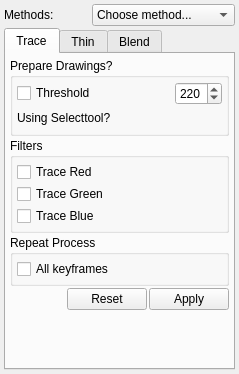
Qt form app/ui/bitmapcoloringwidget.ui (pencil2d/pencil) before a commit.
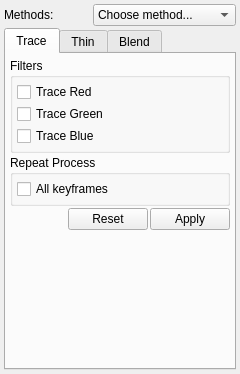
The same form after that commit. The open tabs and pages were chosen to show the change. Icons and pictures are not drawn.

Patch:
```diff
--- a/app/ui/bitmapcoloringwidget.ui
+++ b/app/ui/bitmapcoloringwidget.ui
@@ -6,7 +6,7 @@
    <rect>
     <x>0</x>
     <y>0</y>
-    <width>239</width>
+    <width>240</width>
     <height>374</height>
    </rect>
   </property>
@@ -87,117 +87,6 @@
        <property name="bottomMargin">
         <number>4</number>
        </property>
-       <item>
-        <widget class="QGroupBox" name="gb1Trace">
-         <property name="title">
-          <string>Prepare Drawings?</string>
-         </property>
-         <layout class="QVBoxLayout" name="verticalLayout">
-          <property name="spacing">
-           <number>2</number>
-          </property>
-          <property name="leftMargin">
-           <number>4</number>
-          </property>
-          <property name="topMargin">
-           <number>4</number>
-          </property>
-          <property name="rightMargin">
-           <number>4</number>
-          </property>
-          <property name="bottomMargin">
-           <number>4</number>
-          </property>
-          <item>
-           <layout class="QHBoxLayout" name="horizontalLayout_2">
-            <item>
-             <widget class="QCheckBox" name="cb1Threshold">
-              <property name="text">
-               <string>Threshold</string>
-              </property>
-             </widget>
-            </item>
-            <item>
-             <spacer name="horizontalSpacer_18">
-              <property name="orientation">
-               <enum>Qt::Horizontal</enum>
-              </property>
-              <property name="sizeHint" stdset="0">
-               <size>
-                <width>40</width>
-                <height>20</height>
-               </size>
-              </property>
-             </spacer>
-            </item>
-            <item>
-             <widget class="QSpinBox" name="sb1Threshold">
-              <property name="minimum">
-               <number>160</number>
-              </property>
-              <property name="maximum">
-               <number>245</number>
-              </property>
-              <property name="value">
-               <number>220</number>
-              </property>
-             </widget>
-            </item>
-           </layout>
-          </item>
-          <item>
-           <layout class="QHBoxLayout" name="horizontalLayout">
-            <item>
-             <widget class="QLabel" name="lab1UsingSelectTool">
-              <property name="text">
-               <string>Using Selecttool?</string>
-              </property>
-             </widget>
-            </item>
-            <item>
-             <spacer name="horizontalSpacer">
-              <property name="orientation">
-               <enum>Qt::Horizontal</enum>
-              </property>
-              <property name="sizeHint" stdset="0">
-               <size>
-                <width>40</width>
-                <height>20</height>
-               </size>
-              </property>
-             </spacer>
-            </item>
-            <item>
-             <widget class="QPushButton" name="btnSelectAreas">
-              <property name="enabled">
-               <bool>true</bool>
-              </property>
-              <property name="maximumSize">
-               <size>
-                <width>20</width>
-                <height>16777215</height>
-               </size>
-              </property>
-              <property name="toolTip">
-               <string>Something is selected</string>
-              </property>
-              <property name="text">
-               <string/>
-              </property>
-              <property name="icon">
-               <iconset resource="../data/app.qrc">
-                <normaloff>:/icons/select.png</normaloff>:/icons/select.png</iconset>
-              </property>
-              <property name="flat">
-               <bool>true</bool>
-              </property>
-             </widget>
-            </item>
-           </layout>
-          </item>
-         </layout>
-        </widget>
-       </item>
        <item>
         <widget class="QGroupBox" name="gb2Trace">
          <property name="title">
@@ -426,22 +315,7 @@
          <property name="title">
           <string>Fill spot areas?</string>
          </property>
-         <layout class="QVBoxLayout" name="verticalLayout_9">
-          <property name="spacing">
-           <number>2</number>
-          </property>
-          <property name="leftMargin">
-           <number>4</number>
-          </property>
-          <property name="topMargin">
-           <number>4</number>
-          </property>
-          <property name="rightMargin">
-           <number>4</number>
-          </property>
-          <property name="bottomMargin">
-           <number>4</number>
-          </property>
+         <layout class="QVBoxLayout" name="verticalLayout">
           <item>
            <layout class="QHBoxLayout" name="horizontalLayout_4">
             <item>
```
Left out of the diff: 35 changed lines with no effect on the pictures.
